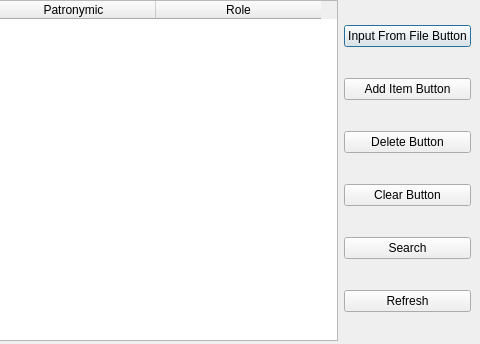
The window that HashTable/hashtable.ui (dionisiyKD/ADS-Final-Project) describes before a commit, drawn with Qt 5; both pictures show x 340 to 820 and y 0 to 344 of the 820 by 344 pixel window.
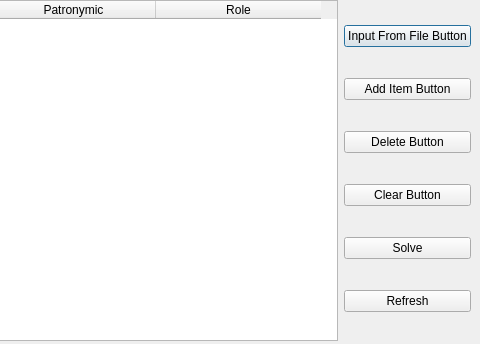
The same window after the commit.

```diff
--- a/HashTable/hashtable.ui
+++ b/HashTable/hashtable.ui
@@ -83,7 +83,7 @@
       <item>
        <widget class="QPushButton" name="SearchButton">
         <property name="text">
-         <string>Search</string>
+         <string>Solve</string>
         </property>
        </widget>
       </item>
```
Left out of the diff: 2 changed lines with no effect on the pictures.
